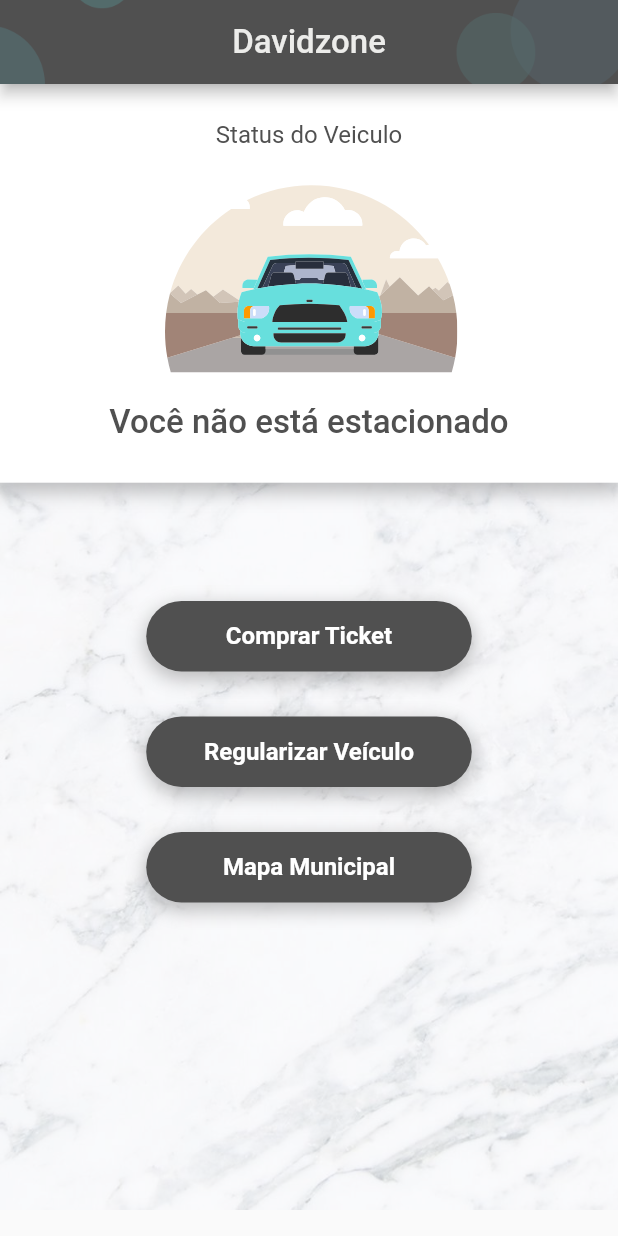
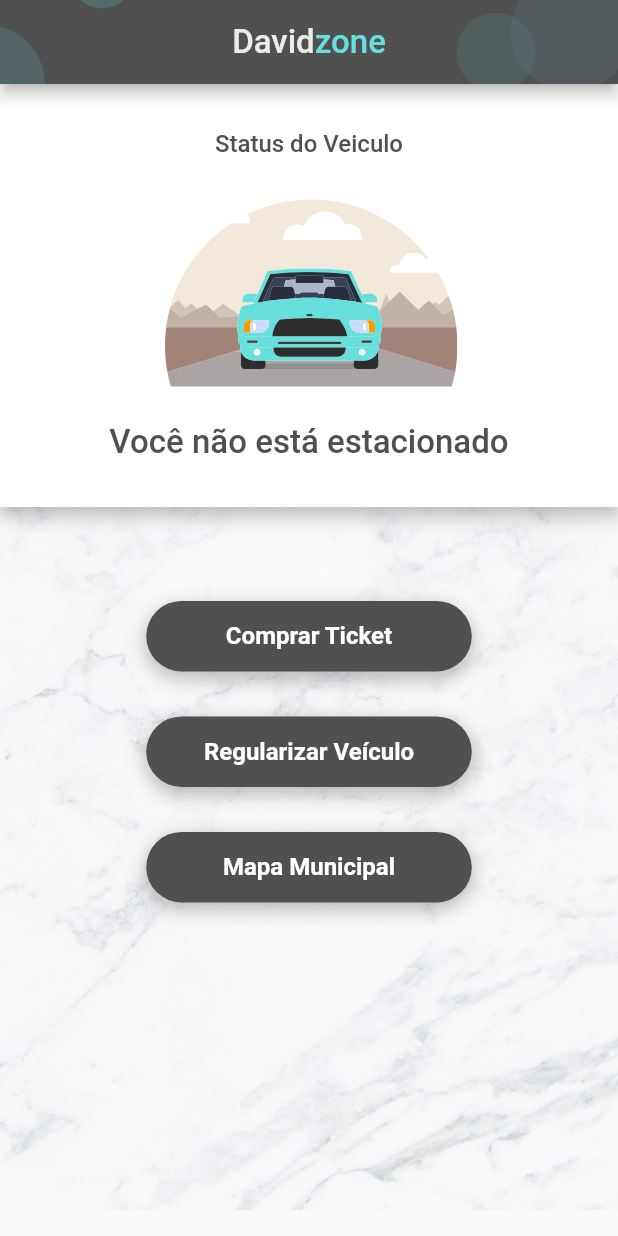
Before and after one commit to bouscs/davidzonecidadao, a Flutter app: the screen it shows after launch, on a phone screen of 412 x 824 dp. Run offline on Flutter 3.47's test engine with Material 2 defaults, Android fonts, the phone set to English and light mode, and no system bars; our stand-ins replace firebase_core, flutter_svg; accounts and stored records are empty; generated files the repository leaves out were written again.

Commit message:
Update main.dart

```diff
--- a/lib/main.dart
+++ b/lib/main.dart
@@ -32,11 +32,11 @@ class MyHomePage extends StatelessWidget {
   Widget build(BuildContext context) {
     return Scaffold(
       appBar: PreferredSize(
-        preferredSize: Size.fromHeight(56),
+        preferredSize: const Size.fromHeight(56),
         child: AppBar(
           flexibleSpace: Container(
-            alignment: Alignment(0.0,1.0),
-            decoration: BoxDecoration(
+            alignment: const Alignment(0.0,1.0),
+            decoration: const BoxDecoration(
               image: DecorationImage(
                 image: AssetImage('assets/pngappbar.png'),
                 fit: BoxFit.fitWidth,
@@ -45,13 +45,26 @@ class MyHomePage extends StatelessWidget {
             ),
           ),
           centerTitle: true,
-          title: const Text(
-            'Davidzone',
-            style: TextStyle(
-              color: Color(0xFFECECEA),
-              fontFamily: "RobotoMedium",
-              fontSize: 22,
-            ),
+          title: Row(
+            mainAxisAlignment: MainAxisAlignment.center,
+            children: const [
+              Text(
+                'David',
+                style: TextStyle(
+                  color: Color(0xFFECECEA),
+                  fontFamily: "RobotoMedium",
+                  fontSize: 22,
+                ),
+              ),
+              Text(
+                'zone',
+                style: TextStyle(
+                  color: Color(0xFF67DFDD),
+                  fontFamily: "RobotoMedium",
+                  fontSize: 22,
+                ),
+              ),
+            ],
           ),
           backgroundColor: const Color(0xFF505050),
         ),
@@ -83,7 +96,7 @@ class CustomButton extends StatelessWidget {
         height: 47,
         decoration: BoxDecoration(
           color: Color(0xFF505050),
-            borderRadius: BorderRadius.all(
+            borderRadius: const BorderRadius.all(
               Radius.circular(30),
             ),
             boxShadow: [
@@ -91,7 +104,7 @@ class CustomButton extends StatelessWidget {
                 color: Colors.black.withOpacity(0.25),
                 spreadRadius: 1,
                 blurRadius: 10,
-                offset: Offset(0, 4),
+                offset: const Offset(0, 4),
               )
             ],
             ),
@@ -147,8 +160,9 @@ class upperContainer extends StatelessWidget {
   @override
   Widget build(BuildContext context) {
     return Container(
-      height: MediaQuery.of(context).size.height/3.1,
-      alignment: Alignment.center,
+      //height: MediaQuery.of(context).size.height/2.5,
+      //alignment: Alignment.topCenter,
+      width: MediaQuery.of(context).size.width,
       decoration: BoxDecoration(
         color: Colors.white,
         boxShadow: [
@@ -156,32 +170,38 @@ class upperContainer extends StatelessWidget {
             color: Colors.black.withOpacity(0.25),
             blurRadius: 10,
             spreadRadius: 2,
-            offset: Offset(0,4),
+            offset: const Offset(0,4),
           )]
       ),
-
       child: Padding(
-        padding: const EdgeInsets.all(8.0),
-        child: Column(
-          children: [
+        padding: const EdgeInsets.fromLTRB(0, 30, 0, 30),
+        child: Wrap(
+          direction: Axis.vertical,
+          runAlignment: WrapAlignment.center,
+          //alignment: WrapAlignment.spaceBetween,
+          spacing: 20,
+          children: <Widget>[
             Container(
-              alignment: Alignment.center,
-              height: MediaQuery.of(context).size.height/16,
+              width: MediaQuery.of(context).size.width,
               child: const Text(
                 'Status do Veiculo',
+                textAlign: TextAlign.center,
                 style: TextStyle(
-                  fontFamily: "RobotoRegular",
+                  fontFamily: "RobotoMedium",
                   fontSize: 16,
                   color: Color(0xFF505050),
                 ),
               ),
             ),
-            SvgPicture.asset('assets/car_art.svg'),
             Container(
-              alignment: Alignment.center,
-              height: MediaQuery.of(context).size.height/14,
+                width: MediaQuery.of(context).size.width,
+                child: SvgPicture.asset('assets/car_art.svg')
+            ),
+            Container(
+              width: MediaQuery.of(context).size.width,
               child: const Text(
                 'Você não está estacionado',
+                textAlign: TextAlign.center,
                 style: TextStyle(
                     fontFamily: "RobotoMedium",
                     fontSize: 22,
```
